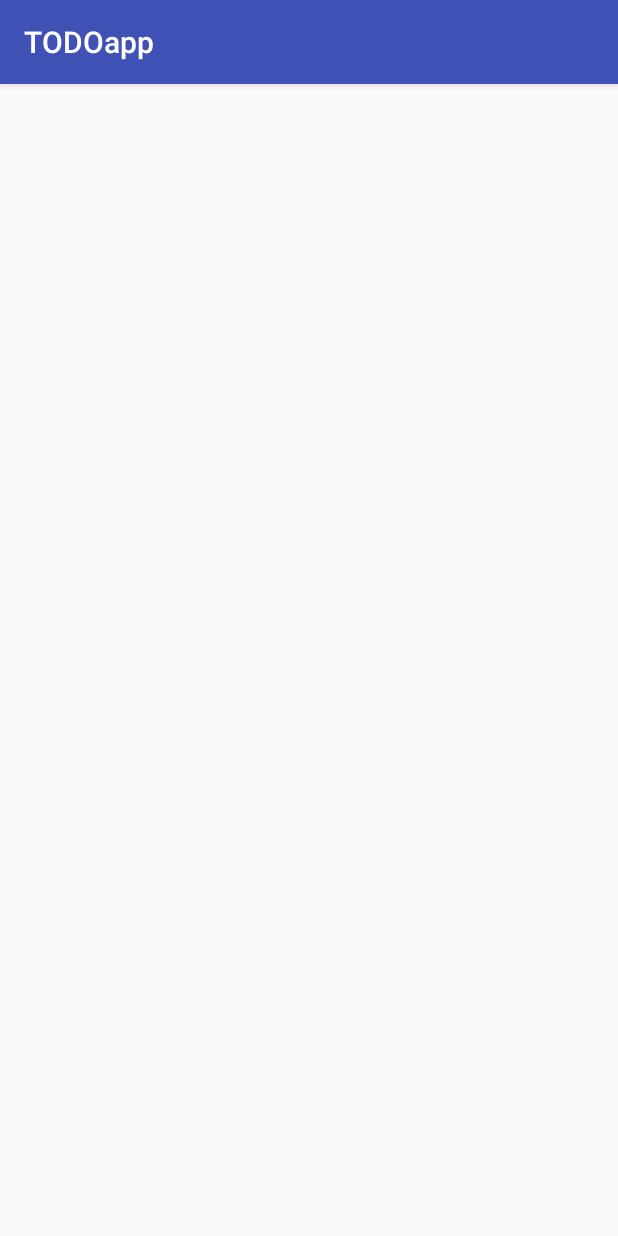
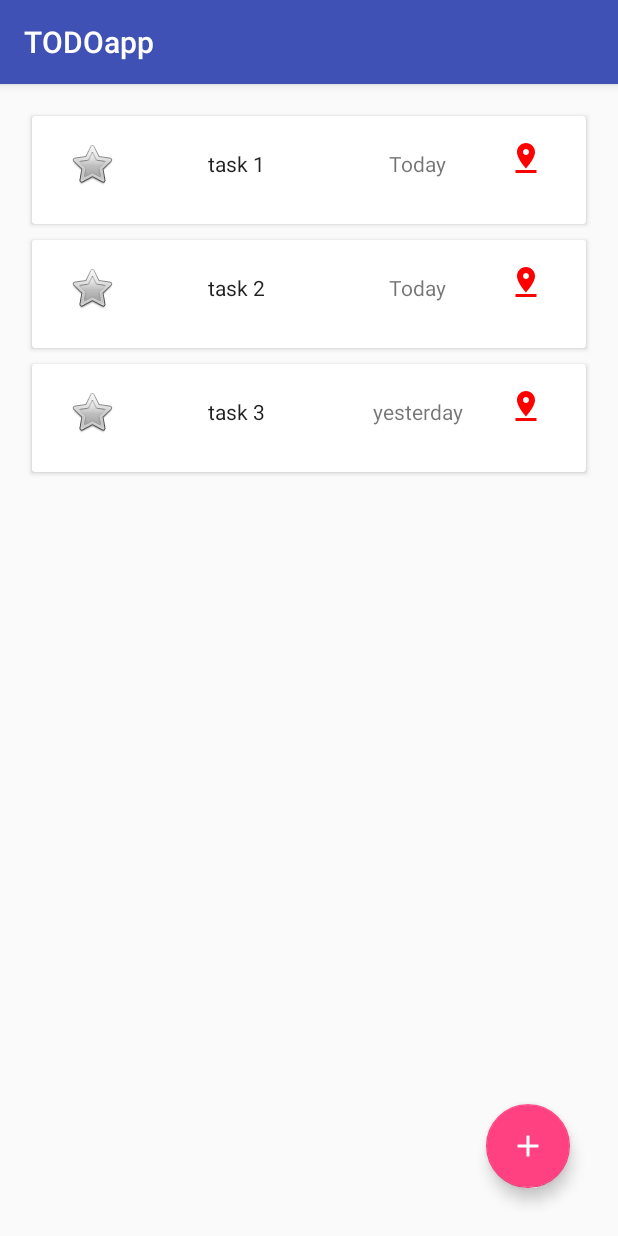
Before and after one commit to Nearsoft/android-school, an Android app: the screen it shows after launch (ToDoMain), on a phone screen of 412 x 824 dp. Run offline under Robolectric (Android 15) with nearby library versions, the phone set to English and light mode, and no system bars.

Commit message:
[ Issue - 4 ] refactor into packages. modify adapter, not passing context anymore and binding the view now. add fab, and listener. Add star in the model. add pin and star resource. modify item layout.

```diff
--- a/todoapp/TODOapp/app/src/main/AndroidManifest.xml
+++ b/todoapp/TODOapp/app/src/main/AndroidManifest.xml
@@ -8,7 +8,7 @@
         android:label="@string/app_name"
         android:supportsRtl="true"
         android:theme="@style/AppTheme">
-        <activity android:name=".activities.ToDoMain">
+        <activity android:name=".activities.main_activity.ToDoMain">
             <intent-filter>
                 <action android:name="android.intent.action.MAIN" />
 
--- a/todoapp/TODOapp/app/src/main/java/com/nearsoft/androidschool/todoapp/ToDoListAdapter.java
+++ /dev/null
@@ -1,51 +0,0 @@
-package com.nearsoft.androidschool.todoapp;
-
-import android.content.Context;
-import android.support.v7.widget.RecyclerView;
-import android.view.LayoutInflater;
-import android.view.View;
-import android.view.ViewGroup;
-
-import java.util.List;
-
-/**
- * Created by Ramon on 2/1/2017.
- */
-
-public class ToDoListAdapter extends RecyclerView.Adapter<ToDoListAdapter.ViewHolder> {
-
-    private Context mContext;
-    private List<ToDoContent> mContents;
-
-    public ToDoListAdapter(Context context, List<ToDoContent> contents) {
-        mContext = context;
-        mContents = contents;
-    }
-
-    @Override
-    public ToDoListAdapter.ViewHolder onCreateViewHolder(ViewGroup parent, int viewType) {
-        LayoutInflater inflater = LayoutInflater.from(mContext);
-        View itemView = inflater.inflate(R.layout.list_item, parent, false);
-        return new ViewHolder(itemView);
-    }
-
-    @Override
-    public void onBindViewHolder(ToDoListAdapter.ViewHolder viewHolder, int position) {
-        //TODO: define which items the view has
-        ToDoContent content = mContents.get(position);
-
-    }
-
-    @Override
-    public int getItemCount() {
-        return mContents.size();
-    }
-
-
-    public static class ViewHolder extends RecyclerView.ViewHolder {
-
-        public ViewHolder(View itemView) {
-            super(itemView);
-        }
-    }
-}
--- a/todoapp/TODOapp/app/src/main/java/com/nearsoft/androidschool/todoapp/activities/ToDoMain.java
+++ /dev/null
@@ -1,29 +0,0 @@
-package com.nearsoft.androidschool.todoapp.activities;
-
-import android.support.v7.app.AppCompatActivity;
-import android.os.Bundle;
-import android.support.v7.widget.LinearLayoutManager;
-import android.support.v7.widget.RecyclerView;
-
-import com.nearsoft.androidschool.todoapp.R;
-import com.nearsoft.androidschool.todoapp.ToDoContent;
-import com.nearsoft.androidschool.todoapp.ToDoListAdapter;
-
-import java.util.ArrayList;
-
-public class ToDoMain extends AppCompatActivity {
-
-    private ToDoListAdapter adapter;
-
-    @Override
-    protected void onCreate(Bundle savedInstanceState) {
-        super.onCreate(savedInstanceState);
-        setContentView(R.layout.activity_todomain);
-
-        RecyclerView rvTODO = (RecyclerView) findViewById(R.id.rvTODOList);
-        adapter = new ToDoListAdapter(this, new ArrayList<ToDoContent>());
-
-        rvTODO.setLayoutManager(new LinearLayoutManager(this));
-        rvTODO.setAdapter(adapter);
-    }
-}
--- /dev/null
+++ b/todoapp/TODOapp/app/src/main/java/com/nearsoft/androidschool/todoapp/activities/main_activity/ToDoMain.java
@@ -0,0 +1,57 @@
+package com.nearsoft.androidschool.todoapp.activities.main_activity;
+
+import android.os.Bundle;
+import android.support.design.widget.FloatingActionButton;
+import android.support.design.widget.Snackbar;
+import android.support.v7.app.AppCompatActivity;
+import android.support.v7.widget.LinearLayoutManager;
+import android.support.v7.widget.RecyclerView;
+import android.view.View;
+
+import com.nearsoft.androidschool.todoapp.R;
+import com.nearsoft.androidschool.todoapp.activities.main_activity.adapter.ToDoListAdapter;
+import com.nearsoft.androidschool.todoapp.models.ToDoContent;
+
+import java.util.ArrayList;
+import java.util.List;
+
+public class ToDoMain extends AppCompatActivity {
+
+    private ToDoListAdapter mAdapter;
+    private FloatingActionButton mAddToDoItemFab;
+    private RecyclerView mToDoRecyclerView;
+
+    @Override
+    protected void onCreate(Bundle savedInstanceState) {
+        super.onCreate(savedInstanceState);
+        setContentView(R.layout.activity_todomain);
+
+        mAddToDoItemFab = (FloatingActionButton) findViewById(R.id.addToDoItemFab);
+        mAdapter = new ToDoListAdapter(getFakeData());
+        mToDoRecyclerView = (RecyclerView) findViewById(R.id.rvTODOList);
+        mToDoRecyclerView.setLayoutManager(new LinearLayoutManager(this));
+        mToDoRecyclerView.setAdapter(mAdapter);
+
+        mAddToDoItemFab.setOnClickListener(new View.OnClickListener() {
+            @Override
+            public void onClick(View view) {
+                fabAction();
+            }
+        });
+    }
+
+    private void fabAction() {
+//        TODO:add the intent to call the Add item Activity
+        Snackbar.make(mAddToDoItemFab, "Function not implemented yet", Snackbar.LENGTH_SHORT).show();
+    }
+
+    //    TODO:delet this when retrieving real data
+    public List<ToDoContent> getFakeData() {
+        List<ToDoContent> fakeList = new ArrayList<>();
+        fakeList.add(new ToDoContent("task 1", "Today", "at Nearsoft"));
+        fakeList.add(new ToDoContent("task 2", "Today", "at Nearsoft"));
+        fakeList.add(new ToDoContent("task 3", "yesterday", "at Cafenio"));
+
+        return fakeList;
+    }
+}
--- /dev/null
+++ b/todoapp/TODOapp/app/src/main/java/com/nearsoft/androidschool/todoapp/activities/main_activity/adapter/ToDoListAdapter.java
@@ -0,0 +1,60 @@
+package com.nearsoft.androidschool.todoapp.activities.main_activity.adapter;
+
+import android.support.v7.widget.RecyclerView;
+import android.view.LayoutInflater;
+import android.view.View;
+import android.view.ViewGroup;
+import android.widget.TextView;
+
+import com.nearsoft.androidschool.todoapp.R;
+import com.nearsoft.androidschool.todoapp.models.ToDoContent;
+
+import java.util.List;
+
+/**
+ * Created by Ramon on 2/1/2017.
+ */
+
+public class ToDoListAdapter extends RecyclerView.Adapter<ToDoListAdapter.ViewHolder> {
+
+    private List<ToDoContent> mToDoList;
+
+    public ToDoListAdapter(List<ToDoContent> toDoItemList) {
+        mToDoList = toDoItemList;
+    }
+
+    @Override
+    public ToDoListAdapter.ViewHolder onCreateViewHolder(ViewGroup parent, int viewType) {
+        LayoutInflater inflater = LayoutInflater.from(parent.getContext());
+        View itemView = inflater.inflate(R.layout.list_item, parent, false);
+        return new ViewHolder(itemView);
+    }
+
+    @Override
+    public void onBindViewHolder(ToDoListAdapter.ViewHolder viewHolder, int position) {
+        viewHolder.bindData(mToDoList.get(position));
+    }
+
+    @Override
+    public int getItemCount() {
+        return mToDoList.size();
+    }
+
+
+    static class ViewHolder extends RecyclerView.ViewHolder {
+
+        TextView mToDoNameTextBox;
+        TextView mDateTextBox;
+
+        ViewHolder(View itemView) {
+            super(itemView);
+            mToDoNameTextBox = (TextView) itemView.findViewById(R.id.toDoText);
+            mDateTextBox = (TextView) itemView.findViewById(R.id.dateText);
+        }
+
+        void bindData(ToDoContent toDoItem) {
+            mToDoNameTextBox.setText(toDoItem.getTitle());
+            mDateTextBox.setText(toDoItem.getDate());
+        }
+    }
+}
--- a/todoapp/TODOapp/app/src/main/java/com/nearsoft/androidschool/todoapp/ToDoContent.java
+++ b/todoapp/TODOapp/app/src/main/java/com/nearsoft/androidschool/todoapp/models/ToDoContent.java
@@ -1,11 +1,26 @@
-package com.nearsoft.androidschool.todoapp;
+package com.nearsoft.androidschool.todoapp.models;
 
-public class ToDoContent{
+public class ToDoContent {
     //TODO: define contents of a single item
     private String title;
     private String date;
     private boolean done;
     private String location;
+    private boolean starred;
+
+    public ToDoContent(String title, String date, String location) {
+        this.title = title;
+        this.date = date;
+        this.location = location;
+    }
+
+    public boolean isStarred() {
+        return starred;
+    }
+
+    public void setStarred(boolean starred) {
+        this.starred = starred;
+    }
 
     public String getTitle() {
         return title;
--- /dev/null
+++ b/todoapp/TODOapp/app/src/main/res/drawable/ic_add_white.xml
@@ -0,0 +1,9 @@
+<vector xmlns:android="http://schemas.android.com/apk/res/android"
+    android:width="24dp"
+    android:height="24dp"
+    android:viewportHeight="24.0"
+    android:viewportWidth="24.0">
+    <path
+        android:fillColor="#FFFFFFFF"
+        android:pathData="M19,13h-6v6h-2v-6H5v-2h6V5h2v6h6v2z" />
+</vector>
--- /dev/null
+++ b/todoapp/TODOapp/app/src/main/res/drawable/ic_pin_red.xml
@@ -0,0 +1,9 @@
+<vector xmlns:android="http://schemas.android.com/apk/res/android"
+    android:width="24dp"
+    android:height="24dp"
+    android:viewportHeight="24.0"
+    android:viewportWidth="24.0">
+    <path
+        android:fillColor="#FFFF0000"
+        android:pathData="M18,8c0,-3.31 -2.69,-6 -6,-6S6,4.69 6,8c0,4.5 6,11 6,11s6,-6.5 6,-11zM10,8c0,-1.1 0.9,-2 2,-2s2,0.9 2,2 -0.89,2 -2,2c-1.1,0 -2,-0.9 -2,-2zM5,20v2h14v-2L5,20z" />
+</vector>
--- a/todoapp/TODOapp/app/src/main/res/layout/activity_todomain.xml
+++ b/todoapp/TODOapp/app/src/main/res/layout/activity_todomain.xml
@@ -1,14 +1,25 @@
 <?xml version="1.0" encoding="utf-8"?>
-<RelativeLayout xmlns:android="http://schemas.android.com/apk/res/android"
+<android.support.design.widget.CoordinatorLayout xmlns:android="http://schemas.android.com/apk/res/android"
+    xmlns:app="http://schemas.android.com/apk/res-auto"
     xmlns:tools="http://schemas.android.com/tools"
-    android:id="@+id/activity_todomain"
+    android:id="@+id/activity_todo_main"
     android:layout_width="match_parent"
     android:layout_height="match_parent"
-    android:paddingBottom="@dimen/activity_vertical_margin"
-    android:paddingLeft="@dimen/activity_horizontal_margin"
-    android:paddingRight="@dimen/activity_horizontal_margin"
-    android:paddingTop="@dimen/activity_vertical_margin"
-    tools:context="com.nearsoft.androidschool.todoapp.activities.ToDoMain">
+    android:padding="@dimen/activity_vertical_margin"
+    tools:context="com.nearsoft.androidschool.todoapp.activities.main_activity.ToDoMain">
 
-    <include layout="@layout/todo_list"/>
-</RelativeLayout>
+    <android.support.v7.widget.RecyclerView
+        android:id="@+id/rvTODOList"
+        android:layout_width="match_parent"
+        android:layout_height="match_parent" />
+
+    <android.support.design.widget.FloatingActionButton
+        android:id="@+id/addToDoItemFab"
+        android:layout_width="wrap_content"
+        android:layout_height="wrap_content"
+        android:layout_margin="16dp"
+        android:src="@drawable/ic_add_white"
+        app:layout_anchor="@id/rvTODOList"
+        app:layout_anchorGravity="bottom|right|end" />
+
+</android.support.design.widget.CoordinatorLayout>
--- a/todoapp/TODOapp/app/src/main/res/layout/list_item.xml
+++ b/todoapp/TODOapp/app/src/main/res/layout/list_item.xml
@@ -3,27 +3,49 @@
     android:layout_width="match_parent"
     android:layout_height="wrap_content"
     android:layout_margin="5dp"
-    android:paddingTop="10dp"
-    android:minHeight="72dp"
-    android:paddingBottom="10dp"
-    android:elevation="2dp">
+    android:minHeight="72dp">
+
     <LinearLayout
         android:layout_width="match_parent"
-        android:layout_height="wrap_content"
-        android:layout_gravity="center"
-        android:paddingBottom="16dp"
-        android:paddingTop="16dp"
-        android:layout_alignWithParentIfMissing="true"
-        android:layout_marginLeft="16dp"
-        android:layout_marginRight="16dp"
+        android:layout_height="match_parent"
         android:layout_centerVertical="true"
-        android:orientation="vertical">
+        android:orientation="horizontal"
+        android:padding="16dp">
+
+        <ImageButton
+            android:id="@+id/starImageButton"
+            android:layout_width="0dp"
+            android:layout_height="wrap_content"
+            android:layout_weight="1"
+            android:background="#00ffffff"
+            android:gravity="start"
+            android:src="@android:drawable/btn_star" />
+
         <TextView
+            android:id="@+id/toDoText"
             style="@style/TextAppearance.AppCompat.Body1"
-            android:layout_width="wrap_content"
+            android:layout_width="0dp"
+            android:layout_height="match_parent"
+            android:layout_weight="3"
+            android:gravity="center"
+            android:maxLines="1" />
+
+        <TextView
+            android:id="@+id/dateText"
+            android:layout_width="0dp"
+            android:layout_height="match_parent"
+            android:layout_weight="2"
+            android:gravity="center"
+            android:maxLines="1" />
+
+        <ImageButton
+            android:id="@+id/mapImageButton"
+            android:layout_width="0dp"
             android:layout_height="wrap_content"
-            android:maxLines="1"
-            android:text="@string/hello_world"
-            android:id="@+id/TODOtext"/>
+            android:layout_weight="1"
+            android:background="#00ffffff"
+            android:gravity="end"
+            android:src="@drawable/ic_pin_red" />
+
     </LinearLayout>
 </android.support.v7.widget.CardView>
--- a/todoapp/TODOapp/app/src/main/res/layout/todo_list.xml
+++ /dev/null
@@ -1,10 +0,0 @@
-<RelativeLayout xmlns:android="http://schemas.android.com/apk/res/android"
-    android:layout_width="match_parent"
-    android:layout_height="wrap_content" >
-
-    <android.support.v7.widget.RecyclerView
-        android:id="@+id/rvTODOList"
-        android:layout_width="match_parent"
-        android:layout_height="match_parent" />
-
-</RelativeLayout>
```
